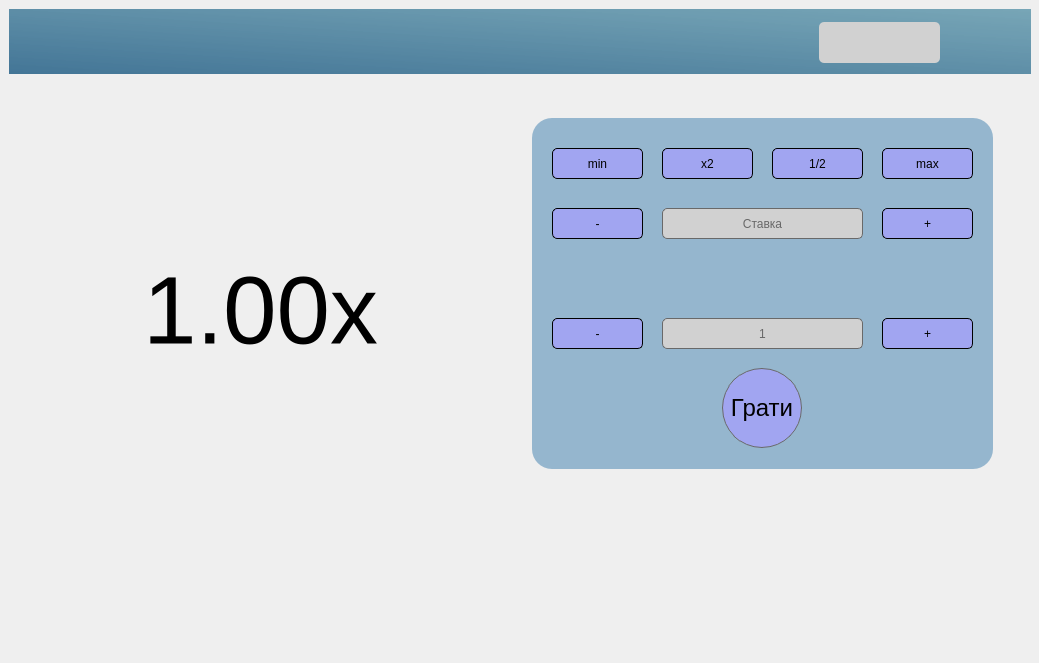
Barsh4ec/Authorization, file crash.ui: the form before one commit.
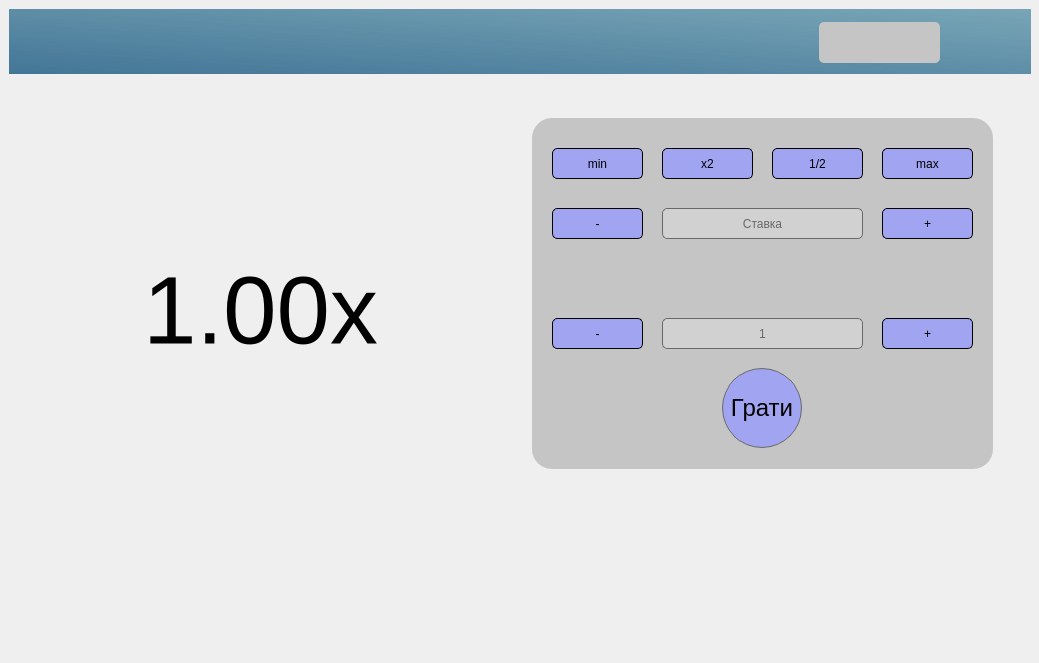
The form after the commit. Icons and pictures are not drawn.

```diff
--- a/crash.ui
+++ b/crash.ui
@@ -32,7 +32,7 @@
     </size>
    </property>
    <property name="styleSheet">
-    <string notr="true"> background: #95B6CE ;
+    <string notr="true">background: #C5C5C5;
 border-radius: 20px;</string>
    </property>
    <widget class="QPushButton" name="min_value_button">
@@ -372,7 +372,7 @@
      </rect>
     </property>
     <property name="styleSheet">
-     <string notr="true">background: #D1D1D1;
+     <string notr="true">background: #C5C5C5;
 font: 16pt &quot;Tahoma&quot;;
 border-radius: 5px;</string>
     </property>
```
